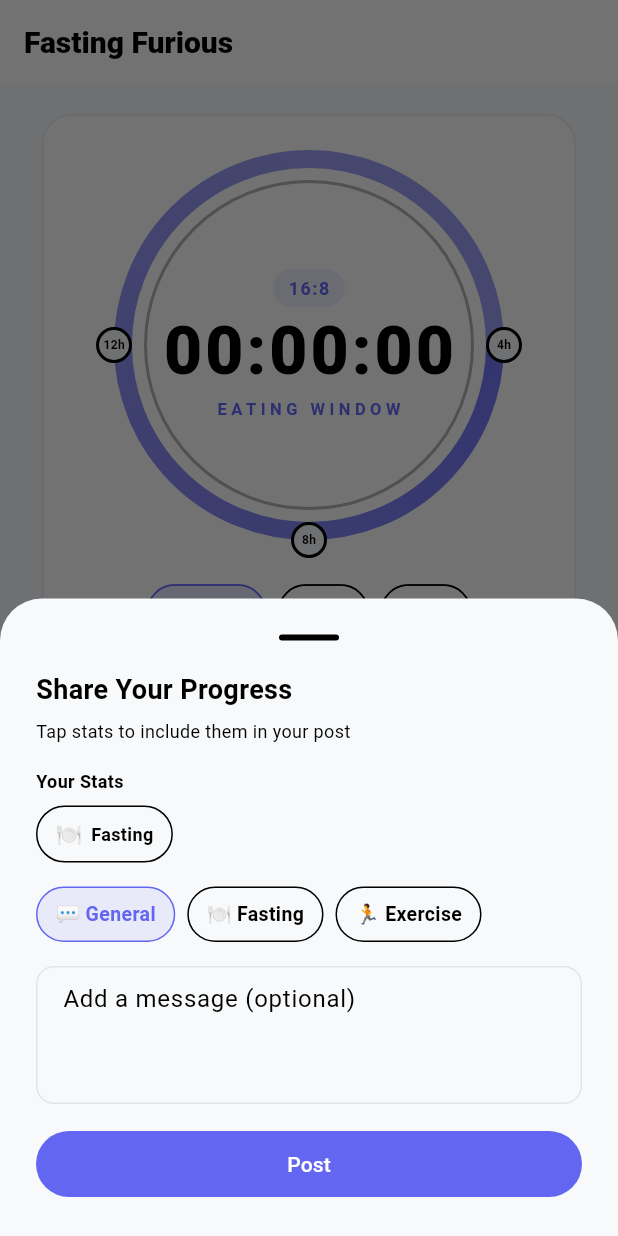
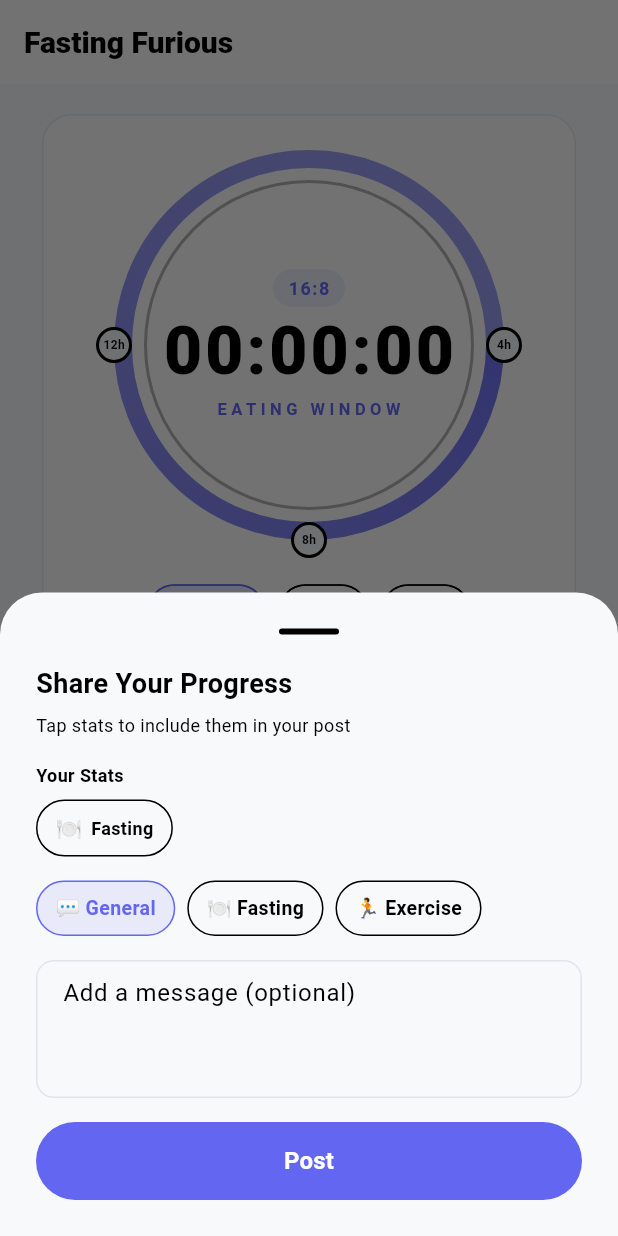
Before and after one commit to dmlza/fasting_furious, a Flutter app: the screen it shows once a user with an empty profile is signed in, item 3 of the bottom bar chosen, after a tap on "Post", on a phone screen of 412 x 824 dp. Run offline on Flutter 3.47's test engine with Material 3 defaults, Android fonts, the phone set to English and light mode, and no system bars; our stand-ins replace fl_chart, flutter_riverpod, shared_preferences, supabase_flutter; accounts and stored records are empty.

Commit message:
Add posts to profile, simplify feed query, fix post creation

```diff
--- a/lib/main.dart
+++ b/lib/main.dart
@@ -5,6 +5,7 @@
 import 'services/supabase_service.dart';
 import 'providers/auth_provider.dart';
 import 'providers/habit_provider.dart';
+import 'providers/feed_provider.dart';
 import 'providers/theme_provider.dart';
 import 'screens/landing_screen.dart';
 import 'screens/auth_screen.dart';
@@ -143,6 +144,14 @@
             _showCreatePostSheet();
           } else {
             setState(() => _currentIndex = i);
+            if (i == 3) {
+              final user = ref.read(currentUserProvider);
+              if (user != null) ref.read(feedProvider.notifier).fetchFeed(user.id);
+            }
+            if (i == 4) {
+              final user = ref.read(currentUserProvider);
+              if (user != null) ref.read(profileProvider.notifier).fetchProfile(user.id);
+            }
           }
         },
         height: 70,
@@ -225,8 +234,8 @@
   @override
   Widget build(BuildContext context) {
     final theme = Theme.of(context);
-    final user = ref.read(currentUserProvider);
-    final habitState = ref.read(habitProvider);
+    final user = ref.watch(currentUserProvider);
+    final habitState = ref.watch(habitProvider);
     final habits = habitState.habits;
     final smokingStreak = habitState.getStreak('no_smoking');
     final sugarStreak = habitState.getStreak('no_sugar');
@@ -322,17 +331,28 @@
             const SizedBox(height: 16),
             SizedBox(
               width: double.infinity,
+              height: 52,
               child: ElevatedButton(
-                onPressed: _loading || user == null
+                  onPressed: user == null
+                      ? null
+                      : _loading
                           ? null
                           : () async {
                               final content = _buildContent();
-                        if (content.isEmpty) return;
+                              if (content.trim().isEmpty) {
+                                if (mounted) {
+                                  ScaffoldMessenger.of(context).showSnackBar(
+                                    const SnackBar(content: Text('Select a stat or type a message first')),
+                                  );
+                                }
+                                return;
+                              }
                               setState(() => _loading = true);
+                              try {
                                 await ref.read(supabaseServiceProvider).createPost(
                                   user.id,
                                   type: _selectedType,
-                          content: content,
+                                  content: content.trim(),
                                 );
                                 if (mounted) {
                                   Navigator.of(context).pop();
@@ -340,11 +360,24 @@
                                     const SnackBar(content: Text('Posted!')),
                                   );
                                 }
+                              } catch (e) {
+                                if (mounted) {
+                                  setState(() => _loading = false);
+                                  ScaffoldMessenger.of(context).showSnackBar(
+                                    SnackBar(content: Text('Failed to post: $e')),
+                                  );
+                                }
+                              }
                             },
                 child: _loading
                     ? const SizedBox(height: 20, width: 20, child: CircularProgressIndicator(strokeWidth: 2, color: Colors.white))
-                    : const Text('Post'),
+                    : const Text('Post', style: TextStyle(fontSize: 16, fontWeight: FontWeight.w600)),
               ),
+            ),
+            if (user == null)
+              const Padding(
+                padding: EdgeInsets.only(top: 8),
+                child: Text('Not logged in', style: TextStyle(color: Colors.red, fontSize: 12)),
               ),
           ],
         ),
--- a/lib/services/supabase_service.dart
+++ b/lib/services/supabase_service.dart
@@ -127,7 +127,7 @@
       'user_id': userId,
       'type': type,
       'content': content,
-      'image_url': imageUrl,
+      if (imageUrl != null) 'image_url': imageUrl,
       'duration_minutes': durationMinutes,
     });
   }
```
Also changed, not shown: lib/providers/feed_provider.dart (+12 -13 lines), lib/screens/profile_screen.dart (+110 -2 lines). Lines whose indentation alone changed are shown as unchanged.
